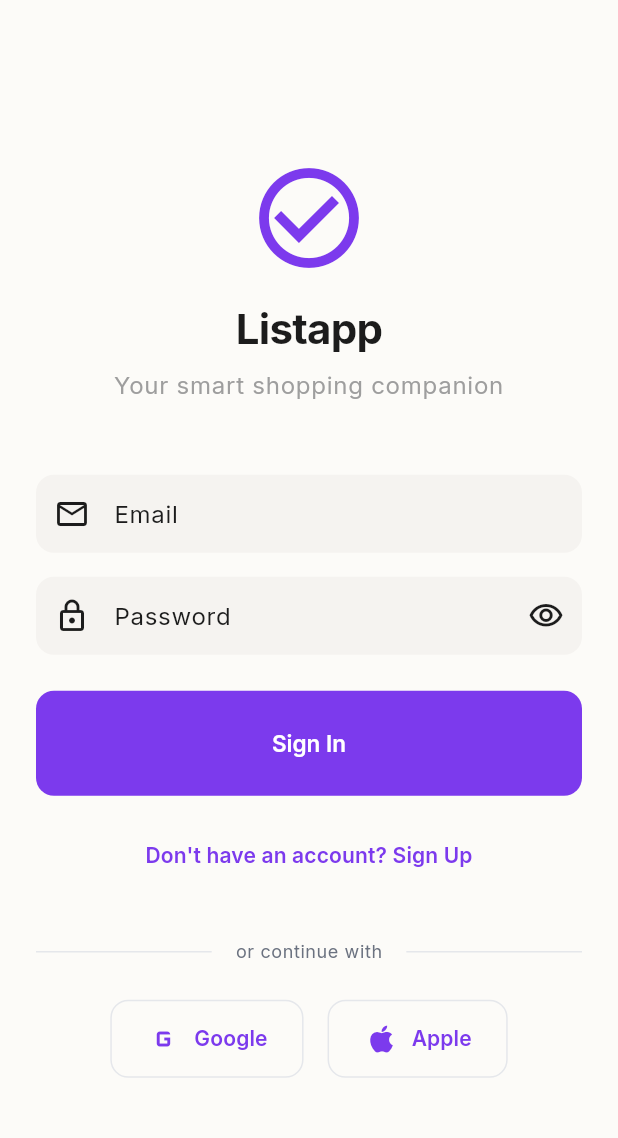
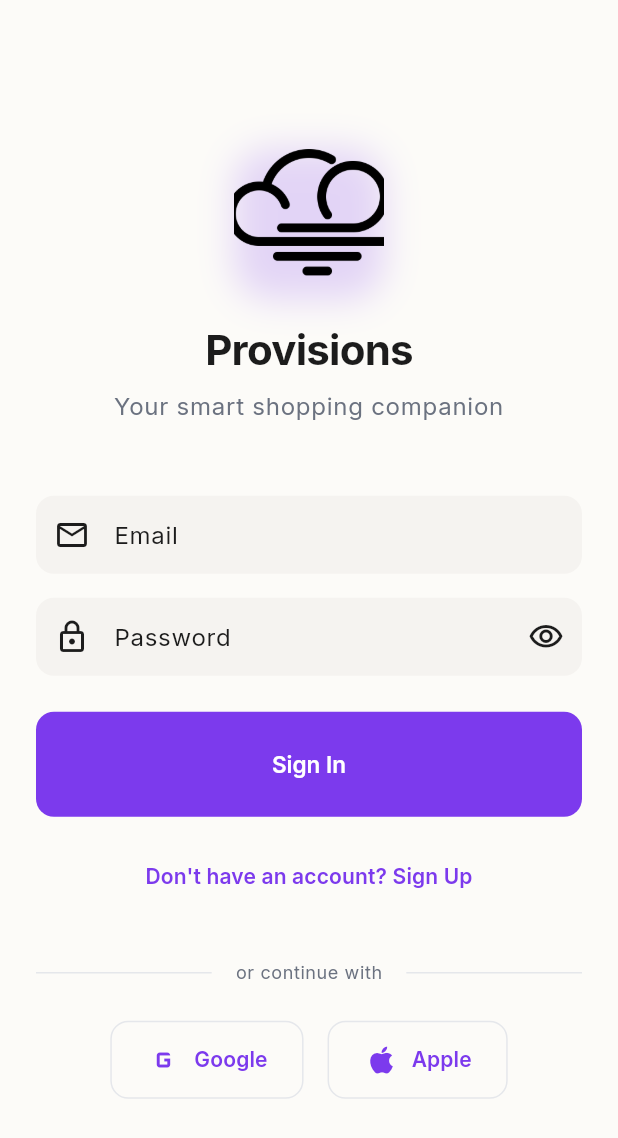
Before and after one commit to iamtrevormurphy/listtbd, a Flutter app: the screen it shows after launch, on a phone screen of 412 x 824 dp. Shown: the top 1138 px of the screen. Run offline on Flutter 3.47's test engine with Material 3 defaults, Android fonts, the phone set to English and light mode, and no system bars; our stand-ins replace flutter_riverpod, flutter_slidable, google_fonts, hive_flutter, supabase_flutter; missing offline and left inert: dart:js_interop; accounts and stored records are empty.

Commit message:
Update login screen and fix store management
- Replace checkbox icon with Provisions logo on login screen
- Update app name to "Provisions" on login screen
- Fix store management: use direct repository calls with error handling
- Add success/error snackbars for store add/delete operations
- Improve error feedback for debugging store issues

Co-Authored-By: Claude Opus 4.5 <noreply@anthropic.com>

```diff
--- a/lib/presentation/screens/auth/login_screen.dart
+++ b/lib/presentation/screens/auth/login_screen.dart
@@ -1,6 +1,7 @@
 import 'package:flutter/material.dart';
 import 'package:flutter_riverpod/flutter_riverpod.dart';
 
+import '../../../core/config/theme_config.dart';
 import '../../providers/auth_provider.dart';
 
 class LoginScreen extends ConsumerStatefulWidget {
@@ -58,6 +59,7 @@ class _LoginScreenState extends ConsumerState<LoginScreen> {
     final isLoading = authState.isLoading;
 
     return Scaffold(
+      backgroundColor: ThemeConfig.background,
       body: SafeArea(
         child: Center(
           child: SingleChildScrollView(
@@ -68,17 +70,36 @@ class _LoginScreenState extends ConsumerState<LoginScreen> {
                 mainAxisAlignment: MainAxisAlignment.center,
                 crossAxisAlignment: CrossAxisAlignment.stretch,
                 children: [
-                  // Logo / Title
-                  Icon(
-                    Icons.check_circle_outline,
-                    size: 80,
-                    color: Theme.of(context).colorScheme.primary,
+                  // Logo
+                  Center(
+                    child: Container(
+                      width: 100,
+                      height: 100,
+                      decoration: BoxDecoration(
+                        borderRadius: BorderRadius.circular(24),
+                        boxShadow: [
+                          BoxShadow(
+                            color: ThemeConfig.primaryColor.withValues(alpha: 0.2),
+                            blurRadius: 20,
+                            offset: const Offset(0, 8),
+                          ),
+                        ],
+                      ),
+                      child: ClipRRect(
+                        borderRadius: BorderRadius.circular(24),
+                        child: Image.asset(
+                          'assets/provisions_logo.png',
+                          fit: BoxFit.cover,
+                        ),
+                      ),
+                    ),
                   ),
-                  const SizedBox(height: 16),
+                  const SizedBox(height: 24),
                   Text(
-                    'Listapp',
+                    'Provisions',
                     style: Theme.of(context).textTheme.headlineLarge?.copyWith(
                           fontWeight: FontWeight.bold,
+                          color: ThemeConfig.textPrimary,
                         ),
                     textAlign: TextAlign.center,
                   ),
@@ -86,7 +107,7 @@ class _LoginScreenState extends ConsumerState<LoginScreen> {
                   Text(
                     'Your smart shopping companion',
                     style: Theme.of(context).textTheme.bodyLarge?.copyWith(
-                          color: Colors.grey,
+                          color: ThemeConfig.textSecondary,
                         ),
                     textAlign: TextAlign.center,
                   ),
```
Also changed, not shown: lib/presentation/screens/home/home_screen.dart (+40 -6 lines).
